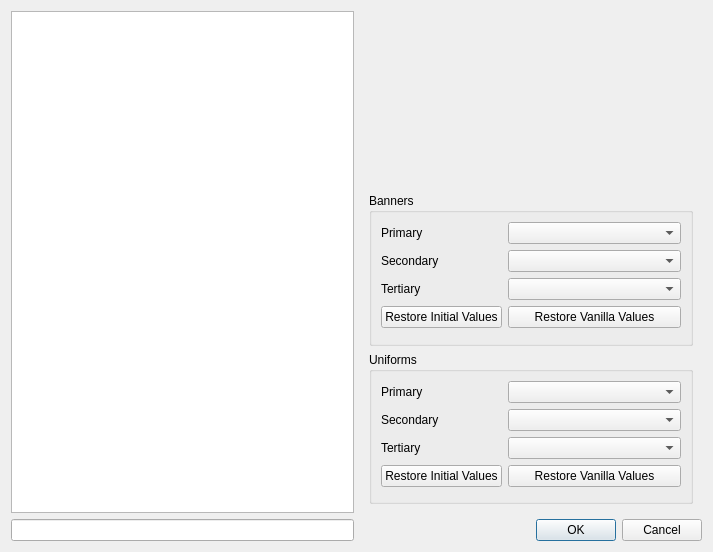
Frodo45127/rpfm, file rpfm_ui/ui_templates/tool_faction_color_editor.ui: the form before one commit.
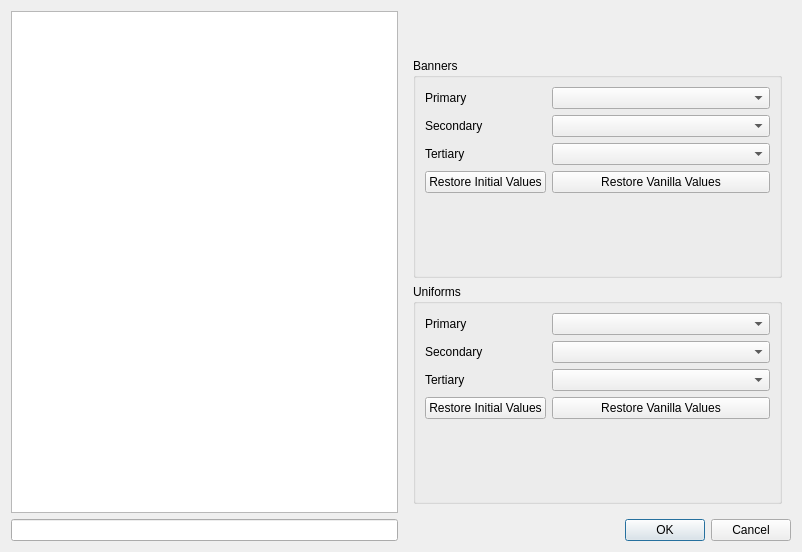
The form after the commit. Custom widgets are drawn as their Qt base class.

What changed in the file:
```diff
--- a/rpfm_ui/ui_templates/tool_faction_color_editor.ui
+++ b/rpfm_ui/ui_templates/tool_faction_color_editor.ui
@@ -6,7 +6,7 @@
    <rect>
     <x>0</x>
     <y>0</y>
-    <width>713</width>
+    <width>802</width>
     <height>552</height>
    </rect>
   </property>
@@ -26,12 +26,28 @@
    </item>
    <item row="0" column="1">
     <widget class="QWidget" name="details_widget" native="true">
-     <layout class="QVBoxLayout" name="verticalLayout" stretch="11,10,10">
+     <layout class="QVBoxLayout" name="verticalLayout" stretch="0,10,10">
       <item>
+       <widget class="QWidget" name="faction_info_widget" native="true">
+        <layout class="QHBoxLayout" name="horizontalLayout">
+         <item>
+          <widget class="QLabel" name="faction_icon_label">
+           <property name="text">
+            <string/>
+           </property>
+           <property name="alignment">
+            <set>Qt::AlignRight|Qt::AlignTrailing|Qt::AlignVCenter</set>
+           </property>
+          </widget>
+         </item>
+         <item alignment="Qt::AlignLeft">
        <widget class="QLabel" name="faction_name_label">
         <property name="text">
          <string/>
         </property>
+          </widget>
+         </item>
+        </layout>
        </widget>
       </item>
       <item>
```
Lines whose indentation alone changed are shown as unchanged.
